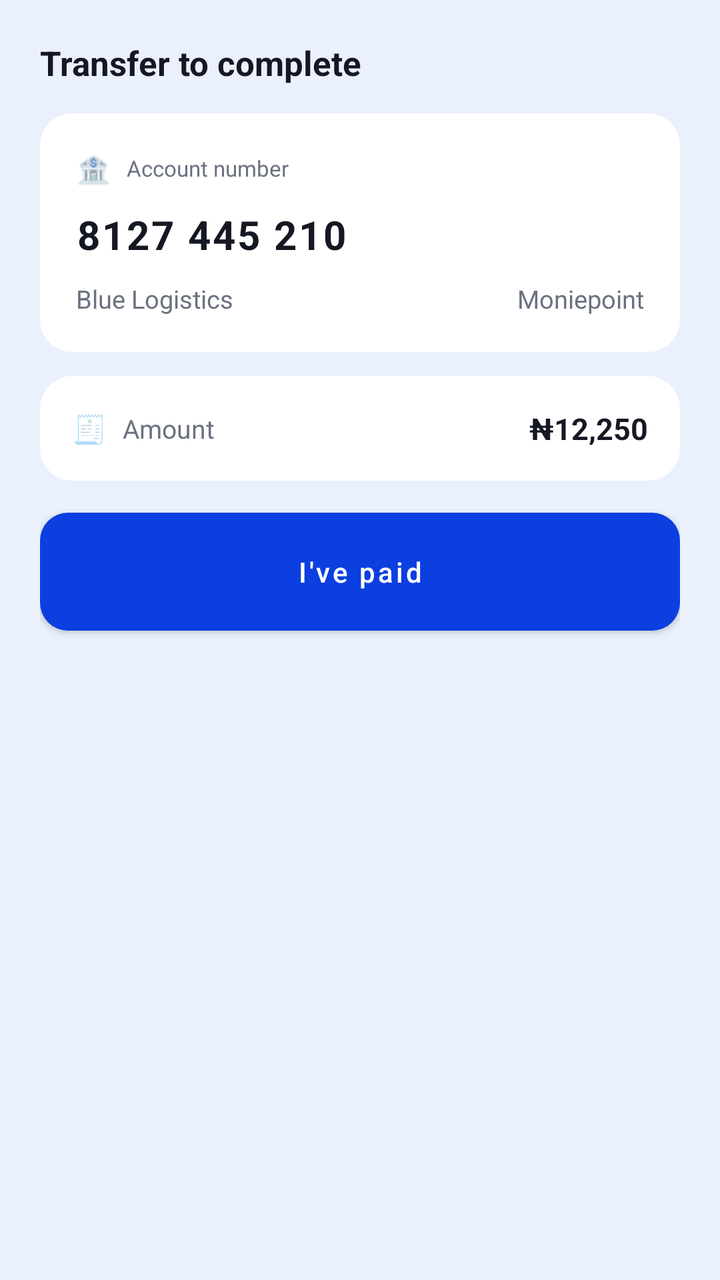
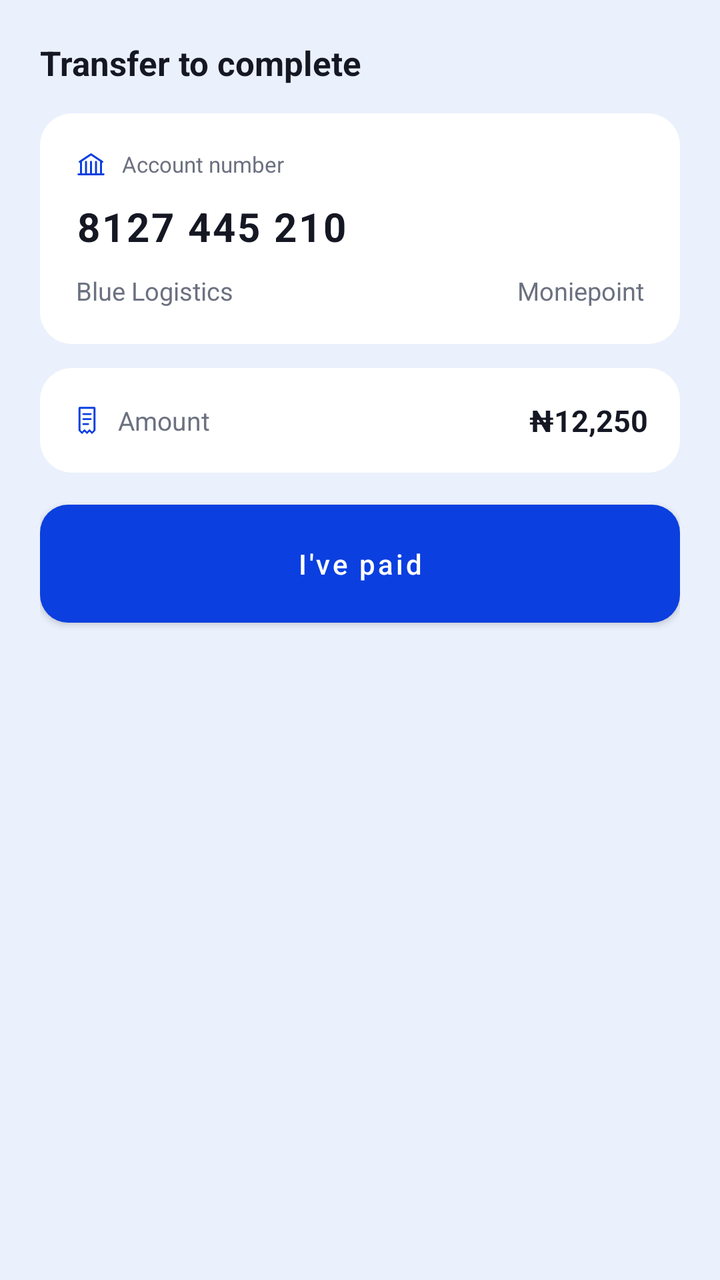

Screens rendered from an Android XML layout before and after an edit, with the pre-edit source and the edit as a unified diff.
<!-- AndroidManifest.xml: application theme Theme.Blue -->
<!-- res/layout/view_pay.xml -->
<?xml version="1.0" encoding="utf-8"?>
<LinearLayout xmlns:android="http://schemas.android.com/apk/res/android"
    android:layout_width="match_parent"
    android:layout_height="match_parent"
    android:orientation="vertical"
    android:background="@color/bg"
    android:padding="20dp">

    <TextView
        android:layout_width="wrap_content"
        android:layout_height="wrap_content"
        android:text="Transfer to complete"
        android:textColor="@color/ink"
        android:textSize="17sp"
        android:textStyle="bold" />

    <LinearLayout
        android:layout_width="match_parent"
        android:layout_height="wrap_content"
        android:layout_marginTop="14dp"
        android:orientation="vertical"
        android:background="@drawable/bg_card"
        android:padding="18dp">

        <LinearLayout
            android:layout_width="wrap_content"
            android:layout_height="wrap_content"
            android:orientation="horizontal"
            android:gravity="center_vertical">

            <TextView
                android:layout_width="wrap_content"
                android:layout_height="wrap_content"
                android:text="🏦"
                android:textSize="14sp" />

            <TextView
                android:layout_width="wrap_content"
                android:layout_height="wrap_content"
                android:layout_marginStart="8dp"
                android:text="Account number"
                android:textColor="@color/muted"
                android:textSize="11sp" />
        </LinearLayout>

        <TextView
            android:layout_width="wrap_content"
            android:layout_height="wrap_content"
            android:layout_marginTop="10dp"
            android:text="8127 445 210"
            android:textColor="@color/ink"
            android:textSize="20sp"
            android:textStyle="bold"
            android:letterSpacing="0.05" />

        <LinearLayout
            android:layout_width="match_parent"
            android:layout_height="wrap_content"
            android:layout_marginTop="10dp"
            android:orientation="horizontal">

            <TextView
                android:layout_width="0dp"
                android:layout_height="wrap_content"
                android:layout_weight="1"
                android:text="Blue Logistics"
                android:textColor="@color/muted"
                android:textSize="12.5sp" />

            <TextView
                android:layout_width="wrap_content"
                android:layout_height="wrap_content"
                android:text="Moniepoint"
                android:textColor="@color/muted"
                android:textSize="12.5sp" />
        </LinearLayout>
    </LinearLayout>

    <LinearLayout
        android:layout_width="match_parent"
        android:layout_height="wrap_content"
        android:layout_marginTop="12dp"
        android:orientation="horizontal"
        android:gravity="center_vertical"
        android:background="@drawable/bg_card"
        android:padding="16dp">

        <TextView
            android:layout_width="wrap_content"
            android:layout_height="wrap_content"
            android:text="🧾"
            android:textSize="14sp" />

        <TextView
            android:layout_width="0dp"
            android:layout_height="wrap_content"
            android:layout_weight="1"
            android:layout_marginStart="8dp"
            android:text="Amount"
            android:textColor="@color/muted"
            android:textSize="13sp" />

        <TextView
            android:layout_width="wrap_content"
            android:layout_height="wrap_content"
            android:text="₦12,250"
            android:textColor="@color/ink"
            android:textSize="15sp"
            android:textStyle="bold" />
    </LinearLayout>

    <Button
        android:id="@+id/btnPaid"
        android:layout_width="match_parent"
        android:layout_height="wrap_content"
        android:layout_marginTop="16dp"
        android:background="@drawable/btn_accent"
        android:text="I've paid"
        android:textColor="@color/white"
        android:textAllCaps="false"
        android:textSize="14sp"
        android:paddingTop="14dp"
        android:paddingBottom="14dp" />

    <TextView
        android:id="@+id/tvChecking"
        android:layout_width="match_parent"
        android:layout_height="wrap_content"
        android:layout_marginTop="16dp"
        android:gravity="center"
        android:text="Checking..."
        android:textColor="@color/muted"
        android:textSize="12.5sp"
        android:visibility="gone" />

    <LinearLayout
        android:id="@+id/rowPaidDone"
        android:layout_width="match_parent"
        android:layout_height="wrap_content"
        android:layout_marginTop="16dp"
        android:orientation="horizontal"
        android:gravity="center"
        android:background="@drawable/bg_pay_success"
        android:padding="14dp"
        android:visibility="gone">

        <TextView
            android:layout_width="wrap_content"
            android:layout_height="wrap_content"
            android:text="✓"
            android:textColor="@color/accent"
            android:textStyle="bold"
            android:textSize="15sp" />

        <TextView
            android:layout_width="wrap_content"
            android:layout_height="wrap_content"
            android:layout_marginStart="8dp"
            android:text="Payment received"
            android:textColor="@color/accent"
            android:textSize="13.5sp"
            android:textStyle="bold" />
    </LinearLayout>

</LinearLayout>
<!-- resources referenced by this layout -->
<resources>
  <color name="accent">#0B3FE0</color>
  <color name="bg">#EAF0FC</color>
  <color name="ink">#151823</color>
  <color name="muted">#6B7180</color>
  <color name="white">#FFFFFF</color>
  <!-- drawable bg_card (drawable) -->
  <?xml version="1.0" encoding="utf-8"?>
  <shape xmlns:android="http://schemas.android.com/apk/res/android">
      <solid android:color="@color/card" />
      <corners android:radius="16dp" />
  </shape>
  <!-- drawable bg_pay_success (drawable) -->
  <?xml version="1.0" encoding="utf-8"?>
  <shape xmlns:android="http://schemas.android.com/apk/res/android">
      <solid android:color="@color/accent_soft" />
      <corners android:radius="14dp" />
  </shape>
  <!-- drawable btn_accent (drawable) -->
  <?xml version="1.0" encoding="utf-8"?>
  <shape xmlns:android="http://schemas.android.com/apk/res/android">
      <solid android:color="@color/accent" />
      <corners android:radius="14dp" />
  </shape>
  <style name="Theme.Blue" parent="Theme.MaterialComponents.Light.NoActionBar">
          <item name="colorPrimary">@color/accent</item>
          <item name="android:windowBackground">@color/bg</item>
      </style>
  <color name="card">#FFFFFF</color>
  <color name="accent_soft">#DCE6FB</color>
</resources>

<!-- the commit's change to res/layout/view_pay.xml (unified diff, before → after) -->
@@ -28,11 +28,11 @@
             android:orientation="horizontal"
             android:gravity="center_vertical">
 
-            <TextView
-                android:layout_width="wrap_content"
-                android:layout_height="wrap_content"
-                android:text="🏦"
-                android:textSize="14sp" />
+            <ImageView
+                android:layout_width="15dp"
+                android:layout_height="15dp"
+                android:src="@drawable/ic_bank"
+                android:tint="@color/accent" />
 
             <TextView
                 android:layout_width="wrap_content"
@@ -85,11 +85,11 @@
         android:background="@drawable/bg_card"
         android:padding="16dp">
 
-        <TextView
-            android:layout_width="wrap_content"
-            android:layout_height="wrap_content"
-            android:text="🧾"
-            android:textSize="14sp" />
+        <ImageView
+            android:layout_width="15dp"
+            android:layout_height="15dp"
+            android:src="@drawable/ic_receipt"
+            android:tint="@color/accent" />
 
         <TextView
             android:layout_width="0dp"
@@ -144,13 +144,11 @@
         android:padding="14dp"
         android:visibility="gone">
 
-        <TextView
-            android:layout_width="wrap_content"
-            android:layout_height="wrap_content"
-            android:text="✓"
-            android:textColor="@color/accent"
-            android:textStyle="bold"
-            android:textSize="15sp" />
+        <ImageView
+            android:layout_width="16dp"
+            android:layout_height="16dp"
+            android:src="@drawable/ic_check"
+            android:tint="@color/accent" />
 
         <TextView
             android:layout_width="wrap_content"
<!-- resource entries referenced after the edit -->
@@ -23,9 +23,54 @@
       <solid android:color="@color/accent" />
       <corners android:radius="14dp" />
   </shape>
+  <!-- drawable ic_bank (drawable) -->
+  <vector xmlns:android="http://schemas.android.com/apk/res/android"
+      android:width="24dp" android:height="24dp"
+      android:viewportWidth="24" android:viewportHeight="24">
+      <path
+          android:pathData="M3,10L12,4L21,10 M4,10L4,19 M20,10L20,19 M2,20L22,20 M8,10L8,19 M12,10L12,19 M16,10L16,19"
+          android:strokeColor="#FF000000"
+          android:strokeWidth="1.6"
+          android:fillColor="#00000000"
+          android:strokeLineCap="round"
+          android:strokeLineJoin="round" />
+  </vector>
+  <!-- drawable ic_check (drawable) -->
+  <vector xmlns:android="http://schemas.android.com/apk/res/android"
+      android:width="24dp" android:height="24dp"
+      android:viewportWidth="24" android:viewportHeight="24">
+      <path
+          android:pathData="M4,12.5L9.5,18L20,6"
+          android:strokeColor="#FF000000"
+          android:strokeWidth="2.1"
+          android:fillColor="#00000000"
+          android:strokeLineCap="round"
+          android:strokeLineJoin="round" />
+  </vector>
+  <!-- drawable ic_receipt (drawable) -->
+  <vector xmlns:android="http://schemas.android.com/apk/res/android"
+      android:width="24dp" android:height="24dp"
+      android:viewportWidth="24" android:viewportHeight="24">
+      <path
+          android:pathData="M6,2L18,2L18,20L16,22L14,20L12,22L10,20L8,22L6,20Z"
+          android:strokeColor="#FF000000"
+          android:strokeWidth="1.5"
+          android:fillColor="#00000000"
+          android:strokeLineJoin="round" />
+      <path
+          android:pathData="M9,7L15,7 M9,11L15,11 M9,15L13,15"
+          android:strokeColor="#FF000000"
+          android:strokeWidth="1.4"
+          android:fillColor="#00000000"
+          android:strokeLineCap="round" />
+  </vector>
   <style name="Theme.Blue" parent="Theme.MaterialComponents.Light.NoActionBar">
           <item name="colorPrimary">@color/accent</item>
+          <item name="colorPrimaryDark">@color/bg</item>
+          <item name="colorAccent">@color/accent</item>
           <item name="android:windowBackground">@color/bg</item>
+          <item name="android:statusBarColor">@color/bg</item>
+          <item name="android:windowLightStatusBar">true</item>
       </style>
   <color name="card">#FFFFFF</color>
   <color name="accent_soft">#DCE6FB</color>
